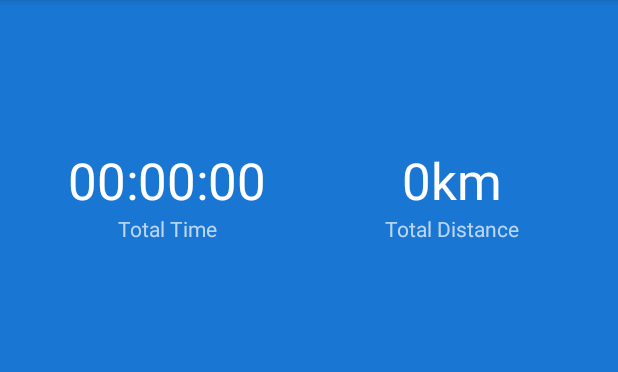
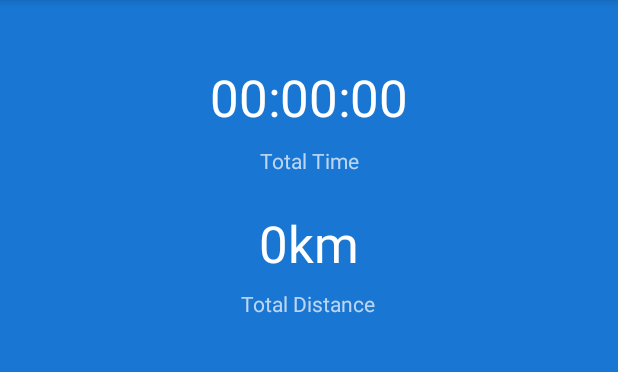
Before and after one commit to realityexpander/BikingApp, an Android app: the StatisticsFragment screen opened through its navigation route, on a phone screen of 412 x 824 dp, the part 84-456 px from its top. Run offline under Robolectric (Android 15) with nearby library versions, the light colour scheme and no system bars; our stand-ins replace Dagger/Hilt's generated code, Room's generated code, navigation-ui; libraries missing offline, so code that uses them is left out: com.github.mikephil.charting; plain views replace BarChart; 14 statements that could not run were skipped.

Commit message:
improve statistics screen

```diff
--- a/app/src/main/res/layout/fragment_statistics.xml
+++ b/app/src/main/res/layout/fragment_statistics.xml
@@ -10,23 +10,26 @@
         android:id="@+id/tvTotalDistanceInfo"
         android:layout_width="wrap_content"
         android:layout_height="wrap_content"
+        android:layout_marginTop="2dp"
         android:text="Total Distance"
         app:layout_constraintBottom_toTopOf="@+id/tvAverageSpeedInfo"
         app:layout_constraintEnd_toEndOf="@+id/tvTotalDistance"
-        app:layout_constraintHorizontal_bias="0.5"
+        app:layout_constraintHorizontal_bias="0.541"
         app:layout_constraintStart_toStartOf="@+id/tvTotalDistance"
-        app:layout_constraintTop_toTopOf="parent" />
+        app:layout_constraintTop_toBottomOf="@+id/tvTotalDistance"
+        app:layout_constraintVertical_bias="0.076" />
 
     <com.google.android.material.textview.MaterialTextView
         android:id="@+id/tvTotalDistance"
         android:layout_width="wrap_content"
         android:layout_height="wrap_content"
+        android:layout_marginTop="52dp"
         android:text="0km"
         android:textColor="@android:color/white"
         android:textSize="34sp"
-        app:layout_constraintBottom_toTopOf="@+id/tvTotalDistanceInfo"
-        app:layout_constraintEnd_toEndOf="parent"
-        app:layout_constraintStart_toStartOf="@+id/guideline2" />
+        app:layout_constraintEnd_toStartOf="@+id/guideline2"
+        app:layout_constraintStart_toStartOf="@+id/guideline2"
+        app:layout_constraintTop_toBottomOf="@+id/tvTotalTime" />
 
     <com.google.android.material.textview.MaterialTextView
         android:id="@+id/tvTotalTimeInfo"
@@ -36,20 +39,21 @@
 
         app:layout_constraintBottom_toTopOf="@+id/tvTotalCaloriesInfo"
         app:layout_constraintEnd_toEndOf="@+id/tvTotalTime"
-        app:layout_constraintHorizontal_bias="0.5"
         app:layout_constraintStart_toStartOf="@+id/tvTotalTime"
-        app:layout_constraintTop_toTopOf="parent" />
+        app:layout_constraintTop_toTopOf="parent"
+        app:layout_constraintVertical_bias="0.32" />
 
     <com.google.android.material.textview.MaterialTextView
         android:id="@+id/tvTotalTime"
         android:layout_width="wrap_content"
         android:layout_height="wrap_content"
+        android:layout_marginBottom="10dp"
         android:text="00:00:00"
         android:textColor="@android:color/white"
         android:textSize="34sp"
         app:layout_constraintBottom_toTopOf="@+id/tvTotalTimeInfo"
         app:layout_constraintEnd_toStartOf="@+id/guideline2"
-        app:layout_constraintStart_toStartOf="parent" />
+        app:layout_constraintStart_toStartOf="@+id/guideline2" />
 
     <com.google.android.material.textview.MaterialTextView
         android:id="@+id/tvTotalCaloriesInfo"
@@ -103,6 +107,13 @@
         app:layout_constraintGuide_percent="0.83" />
 
     <androidx.constraintlayout.widget.Guideline
+        android:id="@+id/guideline5"
+        android:layout_width="wrap_content"
+        android:layout_height="wrap_content"
+        android:orientation="horizontal"
+        app:layout_constraintGuide_percent="0.12" />
+
+    <androidx.constraintlayout.widget.Guideline
         android:id="@+id/guideline2"
         android:layout_width="wrap_content"
         android:layout_height="wrap_content"
```
